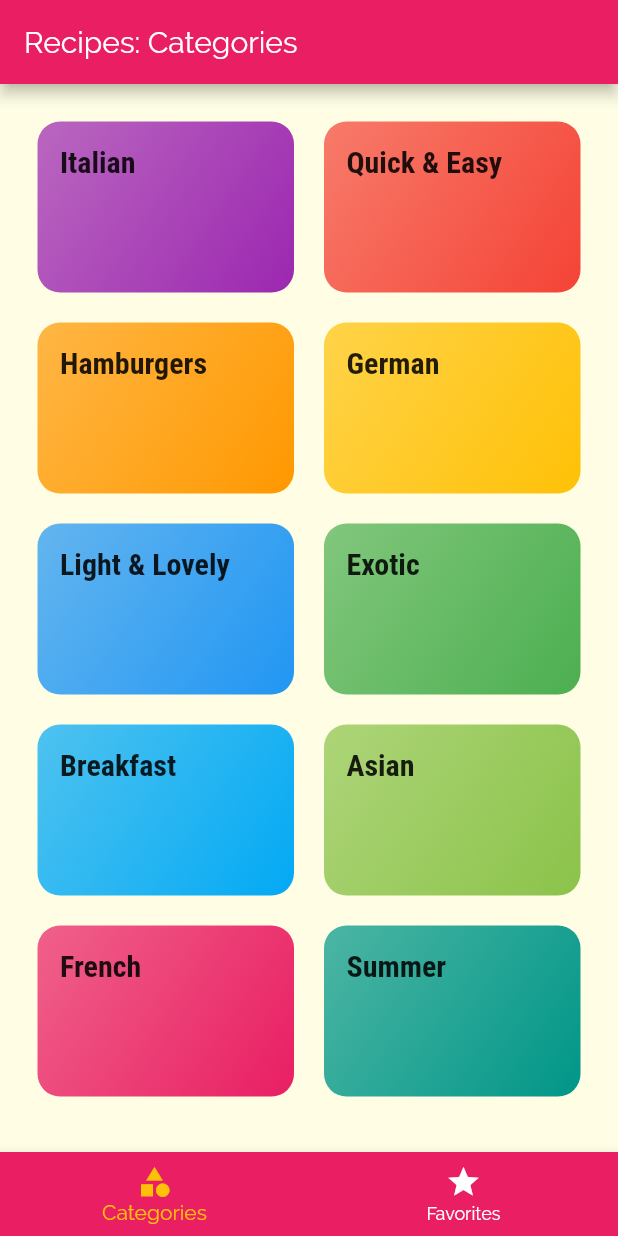
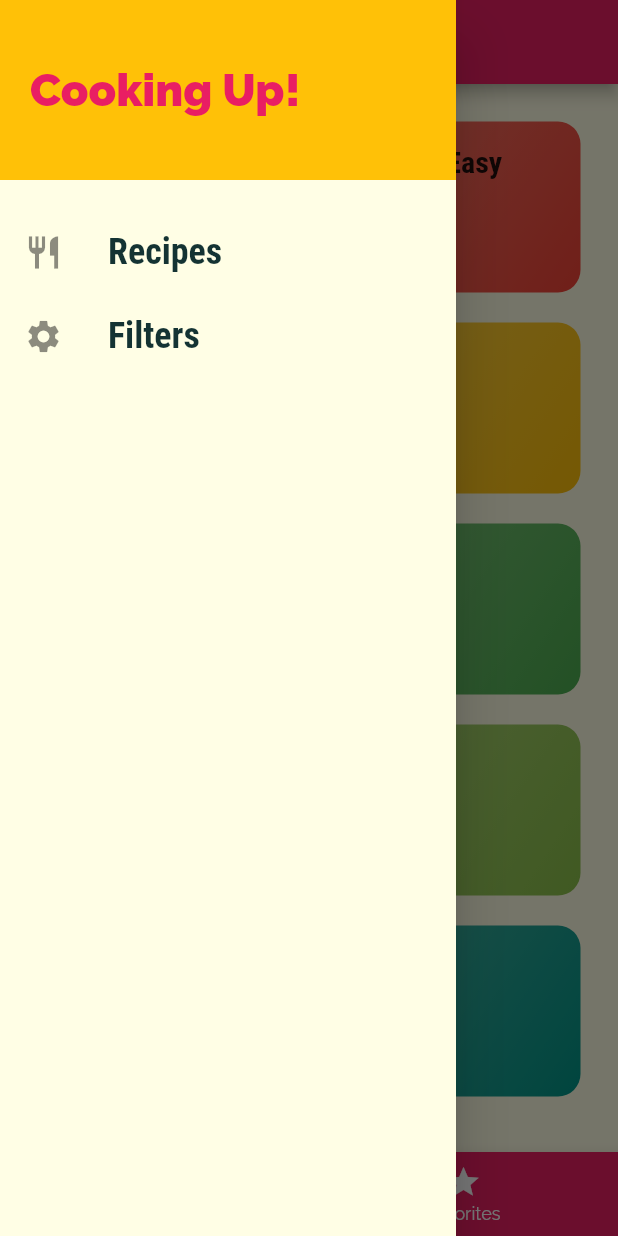
Before and after one commit to s6o/udemy-dart-flutter, a Flutter app: the screen it shows after launch, with the side drawer open (before the commit the screen has no drawer), on a phone screen of 412 x 824 dp. Run offline on Flutter 3.47's test engine with Material 2 defaults, Android fonts, the phone set to English and light mode, and no system bars; missing offline and left inert: money.

Commit message:
Add Drawer widget and integrate it into TabsScreen. #recipes

```diff
--- a/recipes/lib/ui/tabs_screen.dart
+++ b/recipes/lib/ui/tabs_screen.dart
@@ -2,6 +2,7 @@ import 'package:flutter/material.dart';
 
 import './categories_screen.dart';
 import './favorites_screen.dart';
+import './widgets/main_drawer.dart';
 
 class TabsScreen extends StatefulWidget {
   @override
@@ -34,6 +35,7 @@ class _TabsScreenState extends State<TabsScreen> {
       appBar: AppBar(
         title: Text('Recipes: ${_screens[_selectedScreen].title}'),
       ),
+      drawer: MainDrawer(),
       body: _screens[_selectedScreen].screen,
       bottomNavigationBar: BottomNavigationBar(
         backgroundColor: Theme.of(context).primaryColor,
--- /dev/null
+++ b/recipes/lib/ui/widgets/main_drawer.dart
@@ -0,0 +1,69 @@
+import 'package:flutter/material.dart';
+
+import '../../routes.dart';
+
+enum DrawerItem { Recipes, Filters }
+
+class MainDrawer extends StatelessWidget {
+  void _selectDrawerItem(BuildContext context, DrawerItem drawer) {
+    switch (drawer) {
+      case DrawerItem.Recipes:
+        Navigator.of(context).pushReplacementNamed(Routes.root);
+        break;
+      case DrawerItem.Filters:
+        Navigator.of(context).pushReplacementNamed(Routes.filters);
+        break;
+    }
+  }
+
+  @override
+  Widget build(BuildContext context) {
+    return Drawer(
+      child: Column(
+        children: <Widget>[
+          Container(
+            height: 120,
+            width: double.infinity,
+            padding: EdgeInsets.all(20),
+            alignment: Alignment.centerLeft,
+            color: Theme.of(context).accentColor,
+            child: Text(
+              'Cooking Up!',
+              style: TextStyle(
+                fontWeight: FontWeight.w900,
+                fontSize: 30,
+                color: Theme.of(context).primaryColor,
+              ),
+            ),
+          ),
+          SizedBox(height: 20),
+          _drawerItem(
+            Icons.restaurant,
+            'Recipes',
+            () => _selectDrawerItem(context, DrawerItem.Recipes),
+          ),
+          _drawerItem(
+            Icons.settings,
+            'Filters',
+            () => _selectDrawerItem(context, DrawerItem.Filters),
+          ),
+        ],
+      ),
+    );
+  }
+
+  Widget _drawerItem(IconData icon, String title, Function tapHandler) {
+    return ListTile(
+      onTap: tapHandler,
+      leading: Icon(icon, size: 26),
+      title: Text(
+        title,
+        style: TextStyle(
+          fontFamily: 'RobotoCondensed',
+          fontSize: 24,
+          fontWeight: FontWeight.bold,
+        ),
+      ),
+    );
+  }
+}
```
